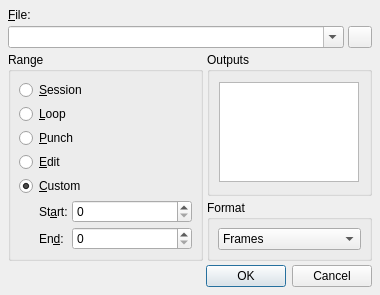
Before: the Qt Designer form src/qtractorExportForm.ui in rncbc/qtractor, drawn with Qt 5.
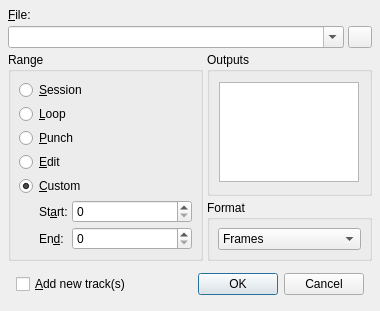
After: the same form once the commit is applied. Icons and pictures are not drawn. Custom widgets are drawn as their Qt base class.

Commit message: - New option on the audio/MIDI export dialog, on whether to   add/import the exported result as brand new track(s).

What changed in the file:
```diff
--- a/src/qtractorExportForm.ui
+++ b/src/qtractorExportForm.ui
@@ -312,6 +312,24 @@
     </widget>
    </item>
    <item row="4" column="0" colspan="2">
+    <layout class="QHBoxLayout">
+     <property name="spacing">
+      <number>4</number>
+     </property>
+     <property name="margin">
+      <number>8</number>
+     </property>
+     <item>
+      <widget class="QCheckBox" name="AddTrackCheckBox">
+       <property name="toolTip">
+        <string>Whether to add new track(s) with export result</string>
+       </property>
+       <property name="text">
+        <string>&amp;Add new track(s)</string>
+       </property>
+      </widget>
+     </item>
+     <item>
     <widget class="QDialogButtonBox" name="DialogButtonBox">
      <property name="orientation">
       <enum>Qt::Horizontal</enum>
@@ -322,6 +340,8 @@
     </widget>
    </item>
   </layout>
+   </item>
+  </layout>
  </widget>
  <layoutdefault spacing="4" margin="8"/>
  <customwidgets>
```
Left out of the diff: 3 changed lines with no effect on the pictures. Lines whose indentation alone changed are shown as unchanged. The commit also changes 15 other files.
